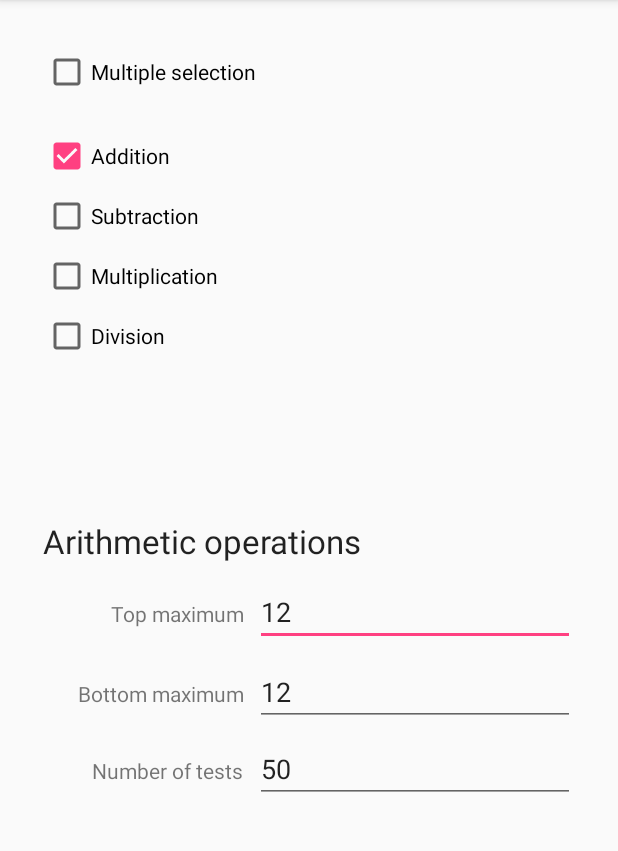
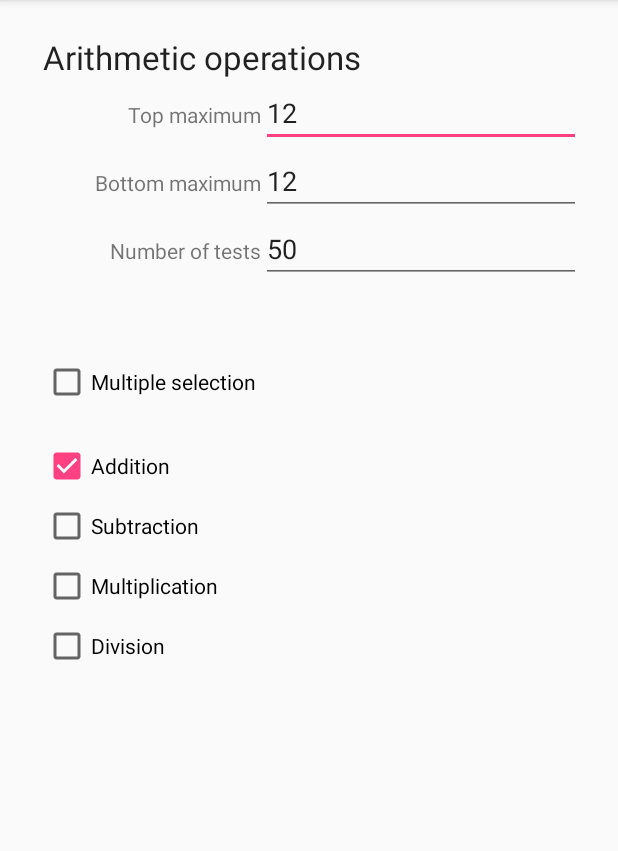
Before and after one commit to blackjackshellac/MathFlashCrashTestDummy, an Android app: the screen it shows after launch (OperationSelector), in the options menu, after a tap on "Restore ...", on a phone screen of 412 x 824 dp, the part 84-935 px from its top. Run offline under Robolectric (Android 15) with nearby library versions, the phone set to English and light mode, and no system bars.

Commit message:
* experimenting with the GridLayout to improve the look of the layouts

```diff
--- a/app/src/main/java/com/oneguycoding/mathflashcrashtestdummy/MainActivity.java
+++ b/app/src/main/java/com/oneguycoding/mathflashcrashtestdummy/MainActivity.java
@@ -13,6 +13,7 @@ import android.net.Uri;
 import android.os.Bundle;
 import android.support.annotation.NonNull;
 import android.support.v7.app.AppCompatActivity;
+import android.support.v7.widget.GridLayoutManager;
 import android.support.v7.widget.PopupMenu;
 import android.util.Log;
 import android.view.KeyEvent;
@@ -21,6 +22,8 @@ import android.view.MenuItem;
 import android.view.View;
 import android.view.ViewGroup;
 import android.view.inputmethod.EditorInfo;
+import android.widget.Button;
+import android.widget.GridLayout;
 import android.widget.ImageView;
 import android.widget.ProgressBar;
 import android.widget.TextView;
@@ -200,6 +203,18 @@ public class MainActivity extends AppCompatActivity /* implements
 
 		});
 
+		final GridLayout keyboard = (GridLayout) findViewById(R.id.keyboard_grid_layout);
+		for (int i=0; i < keyboard.getChildCount(); i++) {
+			Button keyboard_button = (Button) keyboard.getChildAt(i);
+			keyboard_button.setOnClickListener(new View.OnClickListener() {
+
+				@Override
+				public void onClick(View view) {
+					keyboardClick(view);
+				}
+			});
+		}
+
 		// OnClickListener for the operation image (+, -, x, /)
 		findViewById(R.id.imageOperation).setOnClickListener(
 			new View.OnClickListener() {
@@ -239,6 +254,12 @@ public class MainActivity extends AppCompatActivity /* implements
 			Log.i("STORAGE", "Public storage is writable: "+public_storage.getAbsolutePath());
 		}
 */
+	}
+
+	public void keyboardClick(View view) {
+		Button b = (Button)view;
+		String txt = b.getText().toString();
+		AndroidUtil.showToast(this, "Someone clicked id="+txt, Toast.LENGTH_SHORT);
 	}
 
 	@Override // android recommended class to handle permissions
--- a/app/src/main/res/layout-land/activity_operation_selector.xml
+++ b/app/src/main/res/layout-land/activity_operation_selector.xml
@@ -14,7 +14,7 @@
         android:text="@string/text_arithmetic_operations"
         android:textAppearance="@android:style/TextAppearance.Material.Large"
         android:layout_marginLeft="8dp"
-        app:layout_constraintLeft_toLeftOf="@+id/guideline5"
+        app:layout_constraintLeft_toLeftOf="@+id/guideline_v95"
         app:layout_constraintRight_toLeftOf="@+id/guideline14"
         android:layout_marginRight="8dp"
         app:layout_constraintTop_toTopOf="parent"
@@ -31,7 +31,7 @@
         android:layout_marginTop="24dp"
         app:layout_constraintTop_toBottomOf="@+id/textView4"
         android:layout_marginLeft="8dp"
-        app:layout_constraintLeft_toLeftOf="@+id/guideline5"
+        app:layout_constraintLeft_toLeftOf="@+id/guideline_v95"
         app:layout_constraintRight_toLeftOf="@+id/numTopMax"
         android:layout_marginRight="8dp"
         app:layout_constraintHorizontal_bias="0.0"/>
@@ -55,7 +55,7 @@
         android:textAlignment="textEnd"
         android:textAppearance="@android:style/TextAppearance.Material.Small"
         android:layout_marginLeft="8dp"
-        app:layout_constraintLeft_toLeftOf="@+id/guideline5"
+        app:layout_constraintLeft_toLeftOf="@+id/guideline_v95"
         app:layout_constraintRight_toLeftOf="@+id/numBotMax"
         android:layout_marginRight="8dp"
         app:layout_constraintHorizontal_bias="0.0"
@@ -82,8 +82,8 @@
         android:layout_marginRight="8dp"
         android:layout_marginTop="32dp"
         android:text="@string/stringMultiple"
-        app:layout_constraintLeft_toLeftOf="@+id/guideline6"
-        app:layout_constraintRight_toLeftOf="@+id/guideline5"
+        app:layout_constraintLeft_toLeftOf="@+id/guideline_v05"
+        app:layout_constraintRight_toLeftOf="@+id/guideline_v95"
         app:layout_constraintTop_toTopOf="parent"
         android:onClick="onCheckboxClicked"/>
 
@@ -93,8 +93,8 @@
         android:layout_height="wrap_content"
         android:text="@string/stringPlus"
         android:layout_marginLeft="8dp"
-        app:layout_constraintLeft_toLeftOf="@+id/guideline6"
-        app:layout_constraintRight_toLeftOf="@+id/guideline5"
+        app:layout_constraintLeft_toLeftOf="@+id/guideline_v05"
+        app:layout_constraintRight_toLeftOf="@+id/guideline_v95"
         android:layout_marginRight="8dp"
         app:layout_constraintHorizontal_bias="0.0"
         android:layout_marginTop="24dp"
@@ -107,15 +107,15 @@
         android:layout_height="wrap_content"
         android:text="@string/stringMinus"
         android:layout_marginLeft="8dp"
-        app:layout_constraintLeft_toLeftOf="@+id/guideline6"
-        app:layout_constraintRight_toLeftOf="@+id/guideline5"
+        app:layout_constraintLeft_toLeftOf="@+id/guideline_v05"
+        app:layout_constraintRight_toLeftOf="@+id/guideline_v95"
         android:layout_marginRight="8dp"
         android:layout_marginTop="8dp"
         app:layout_constraintTop_toBottomOf="@+id/checkPlus"
         android:onClick="onCheckboxClicked"/>
 
     <android.support.constraint.Guideline
-        android:id="@+id/guideline5"
+        android:id="@+id/guideline_v95"
         android:layout_width="wrap_content"
         android:layout_height="wrap_content"
         android:orientation="vertical"
@@ -125,7 +125,7 @@
     <android.support.constraint.Guideline
         android:layout_width="wrap_content"
         android:layout_height="wrap_content"
-        android:id="@+id/guideline6"
+        android:id="@+id/guideline_v05"
         android:orientation="vertical"
         app:layout_constraintGuide_percent="0.05"/>
 
@@ -137,8 +137,8 @@
         android:layout_marginRight="8dp"
         android:layout_marginTop="8dp"
         android:text="@string/stringMultiplication"
-        app:layout_constraintLeft_toLeftOf="@+id/guideline6"
-        app:layout_constraintRight_toLeftOf="@+id/guideline5"
+        app:layout_constraintLeft_toLeftOf="@+id/guideline_v05"
+        app:layout_constraintRight_toLeftOf="@+id/guideline_v95"
         app:layout_constraintTop_toBottomOf="@+id/checkMinus"
         android:onClick="onCheckboxClicked"/>
 
@@ -150,15 +150,15 @@
         android:layout_marginRight="8dp"
         android:layout_marginTop="8dp"
         android:text="@string/stringDivision"
-        app:layout_constraintLeft_toLeftOf="@+id/guideline6"
-        app:layout_constraintRight_toLeftOf="@+id/guideline5"
+        app:layout_constraintLeft_toLeftOf="@+id/guideline_v05"
+        app:layout_constraintRight_toLeftOf="@+id/guideline_v95"
         app:layout_constraintTop_toBottomOf="@+id/checkMult"
         android:onClick="onCheckboxClicked"/>
 
     <android.support.constraint.Guideline
         android:layout_width="wrap_content"
         android:layout_height="wrap_content"
-        android:id="@+id/guideline10"
+        android:id="@+id/guideline_h02"
         android:orientation="horizontal"
         app:layout_constraintGuide_percent="0.45"/>
 
@@ -179,7 +179,7 @@
         app:layout_constraintRight_toLeftOf="@+id/numTestMax"
         app:layout_constraintTop_toBottomOf="@+id/textViewBotMax"
         android:layout_marginLeft="8dp"
-        app:layout_constraintLeft_toLeftOf="@+id/guideline5"
+        app:layout_constraintLeft_toLeftOf="@+id/guideline_v95"
         app:layout_constraintHorizontal_bias="0.0"/>
 
     <EditText
--- a/app/src/main/res/layout/activity_operation_selector.xml
+++ b/app/src/main/res/layout/activity_operation_selector.xml
@@ -7,42 +7,76 @@
     android:layout_height="match_parent"
     tools:context="com.oneguycoding.mathflashcrashtestdummy.OperationSelector">
 
-    <TextView
-        android:id="@+id/textView3"
+    <GridLayout
         android:layout_width="0dp"
-        android:layout_height="wrap_content"
+        android:layout_height="0dp"
+        android:layout_gravity="center"
+        android:layout_marginBottom="8dp"
         android:layout_marginLeft="8dp"
         android:layout_marginRight="8dp"
-        android:layout_marginTop="34dp"
-        android:text="@string/text_bot_max"
-        android:textAlignment="textEnd"
-        android:textAppearance="@android:style/TextAppearance.Material.Small"
-        app:layout_constraintLeft_toLeftOf="@+id/guideline6"
-        app:layout_constraintRight_toLeftOf="@+id/numBotMax"
-        app:layout_constraintTop_toBottomOf="@+id/textView2"
-        app:layout_constraintHorizontal_bias="0.482"/>
+        android:layout_marginTop="8dp"
+        android:columnCount="4"
+        android:rowCount="4"
+        android:orientation="horizontal"
+        app:layout_constraintBottom_toBottomOf="parent"
+        app:layout_constraintHorizontal_bias="0.0"
+        app:layout_constraintLeft_toLeftOf="@+id/guideline_v05"
+        app:layout_constraintRight_toLeftOf="@+id/guideline_v95"
+        app:layout_constraintTop_toTopOf="@+id/guideline_h02"
+        app:layout_constraintVertical_bias="0.0"
+        >
+
+        <!--row 0 -->
+        <TextView
+            android:layout_columnSpan="4"
+            android:layout_gravity="start"
+            android:text="@string/text_arithmetic_operations"
+            android:textAppearance="@android:style/TextAppearance.Material.Large"
+            />
+
+        <!-- row 1 -->
+        <TextView
+            android:layout_columnSpan="3"
+            android:layout_gravity="end"
+            android:text="@string/text_top_max"
+            />
 
         <EditText
             android:id="@+id/numTopMax"
-        android:layout_width="0dp"
-        android:layout_height="wrap_content"
+            android:layout_columnSpan="1"
             android:ems="10"
             android:hint="@string/hint_top_max"
-        android:inputType="number"
-        app:layout_constraintBaseline_toBaselineOf="@+id/textView2"
-        app:layout_constraintRight_toLeftOf="@+id/guideline5"
-        android:layout_marginRight="8dp"/>
+            android:inputType="number"/>
+
+        <!-- row 2 -->
+        <TextView
+            android:layout_columnSpan="3"
+            android:layout_gravity="end"
+            android:text="@string/text_bot_max"
+            />
 
         <EditText
             android:id="@+id/numBotMax"
-        android:layout_width="0dp"
-        android:layout_height="wrap_content"
+            android:layout_columnSpan="1"
             android:ems="10"
             android:hint="@string/hint_bot_max"
-        android:inputType="number"
-        app:layout_constraintBaseline_toBaselineOf="@+id/textView3"
-        app:layout_constraintRight_toLeftOf="@+id/guideline5"
-        android:layout_marginRight="8dp"/>
+            android:inputType="number"/>
+
+        <!-- row 3 -->
+        <TextView
+            android:layout_columnSpan="3"
+            android:layout_gravity="end"
+            android:text="@string/test_max_num"
+            />
+
+        <EditText
+            android:id="@+id/numTestMax"
+            android:layout_columnSpan="1"
+            android:labelFor="@id/numTestMax"
+            android:ems="10"
+            android:inputType="number"/>
+
+    </GridLayout>
 
     <CheckBox
         android:id="@+id/checkMultiple"
@@ -50,12 +84,15 @@
         android:layout_height="wrap_content"
         android:layout_marginLeft="8dp"
         android:layout_marginRight="8dp"
-        android:layout_marginTop="32dp"
         android:text="@string/stringMultiple"
-        app:layout_constraintLeft_toLeftOf="@+id/guideline6"
-        app:layout_constraintRight_toLeftOf="@+id/guideline5"
-        app:layout_constraintTop_toTopOf="parent"
-        android:onClick="onCheckboxClicked"/>
+        app:layout_constraintLeft_toLeftOf="@+id/guideline_v05"
+        app:layout_constraintRight_toLeftOf="@+id/guideline_v95"
+        android:onClick="onCheckboxClicked"
+        app:layout_constraintHorizontal_bias="0.0"
+        app:layout_constraintTop_toTopOf="@+id/guideline_h30"
+        android:layout_marginTop="8dp"
+        android:layout_marginStart="8dp"
+        android:layout_marginEnd="8dp"/>
 
     <CheckBox
         android:id="@+id/checkPlus"
@@ -63,13 +100,15 @@
         android:layout_height="wrap_content"
         android:text="@string/stringPlus"
         android:layout_marginLeft="8dp"
-        app:layout_constraintLeft_toLeftOf="@+id/guideline6"
-        app:layout_constraintRight_toLeftOf="@+id/guideline5"
+        app:layout_constraintLeft_toLeftOf="@+id/guideline_v05"
+        app:layout_constraintRight_toLeftOf="@+id/guideline_v95"
         android:layout_marginRight="8dp"
         app:layout_constraintHorizontal_bias="0.0"
         android:layout_marginTop="24dp"
         app:layout_constraintTop_toBottomOf="@+id/checkMultiple"
-        android:onClick="onCheckboxClicked"/>
+        android:onClick="onCheckboxClicked"
+        android:layout_marginStart="8dp"
+        android:layout_marginEnd="8dp"/>
 
     <CheckBox
         android:id="@+id/checkMinus"
@@ -77,26 +116,14 @@
         android:layout_height="wrap_content"
         android:text="@string/stringMinus"
         android:layout_marginLeft="8dp"
-        app:layout_constraintLeft_toLeftOf="@+id/guideline6"
-        app:layout_constraintRight_toLeftOf="@+id/guideline5"
+        app:layout_constraintLeft_toLeftOf="@+id/guideline_v05"
+        app:layout_constraintRight_toLeftOf="@+id/guideline_v95"
         android:layout_marginRight="8dp"
         android:layout_marginTop="8dp"
         app:layout_constraintTop_toBottomOf="@+id/checkPlus"
-        android:onClick="onCheckboxClicked"/>
-
-    <android.support.constraint.Guideline
-        android:layout_width="wrap_content"
-        android:layout_height="wrap_content"
-        android:id="@+id/guideline5"
-        android:orientation="vertical"
-        app:layout_constraintGuide_percent="0.95"/>
-
-    <android.support.constraint.Guideline
-        android:layout_width="wrap_content"
-        android:layout_height="wrap_content"
-        android:id="@+id/guideline6"
-        android:orientation="vertical"
-        app:layout_constraintGuide_percent="0.05"/>
+        android:onClick="onCheckboxClicked"
+        android:layout_marginStart="8dp"
+        android:layout_marginEnd="8dp"/>
 
     <CheckBox
         android:id="@+id/checkMult"
@@ -106,10 +133,12 @@
         android:layout_marginRight="8dp"
         android:layout_marginTop="8dp"
         android:text="@string/stringMultiplication"
-        app:layout_constraintLeft_toLeftOf="@+id/guideline6"
-        app:layout_constraintRight_toLeftOf="@+id/guideline5"
+        app:layout_constraintLeft_toLeftOf="@+id/guideline_v05"
+        app:layout_constraintRight_toLeftOf="@+id/guideline_v95"
         app:layout_constraintTop_toBottomOf="@+id/checkMinus"
-        android:onClick="onCheckboxClicked"/>
+        android:onClick="onCheckboxClicked"
+        android:layout_marginStart="8dp"
+        android:layout_marginEnd="8dp"/>
 
     <CheckBox
         android:id="@+id/checkDivision"
@@ -119,63 +148,55 @@
         android:layout_marginRight="8dp"
         android:layout_marginTop="8dp"
         android:text="@string/stringDivision"
-        app:layout_constraintLeft_toLeftOf="@+id/guideline6"
-        app:layout_constraintRight_toLeftOf="@+id/guideline5"
+        app:layout_constraintLeft_toLeftOf="@+id/guideline_v05"
+        app:layout_constraintRight_toLeftOf="@+id/guideline_v95"
         app:layout_constraintTop_toBottomOf="@+id/checkMult"
-        android:onClick="onCheckboxClicked"/>
+        android:onClick="onCheckboxClicked"
+        android:layout_marginStart="8dp"
+        android:layout_marginEnd="8dp"/>
 
     <android.support.constraint.Guideline
         android:layout_width="wrap_content"
         android:layout_height="wrap_content"
-        android:id="@+id/guideline10"
-        android:orientation="horizontal"
-        app:layout_constraintGuide_percent="0.44"/>
+        android:id="@+id/guideline_v95"
+        android:orientation="vertical"
+        app:layout_constraintGuide_percent="0.96"
+        tools:layout_editor_absoluteY="0dp"
+        tools:layout_editor_absoluteX="395dp"/>
 
-    <TextView
-        android:id="@+id/textView"
+    <android.support.constraint.Guideline
         android:layout_width="wrap_content"
         android:layout_height="wrap_content"
-        android:layout_marginTop="8dp"
-        android:text="@string/text_arithmetic_operations"
-        android:textAppearance="@android:style/TextAppearance.Material.Large"
-        app:layout_constraintTop_toTopOf="@+id/guideline10"
-        android:layout_marginLeft="8dp"
-        app:layout_constraintLeft_toLeftOf="@+id/guideline6"/>
+        android:id="@+id/guideline_v05"
+        android:orientation="vertical"
+        app:layout_constraintGuide_percent="0.05"
+        tools:layout_editor_absoluteY="0dp"
+        tools:layout_editor_absoluteX="21dp"/>
 
-    <TextView
-        android:id="@+id/textView2"
-        android:layout_width="0dp"
-        android:layout_height="wrap_content"
-        android:layout_marginLeft="8dp"
-        android:layout_marginRight="8dp"
-        android:layout_marginTop="24dp"
-        android:text="@string/text_top_max"
-        android:textAlignment="textEnd"
-        android:textAppearance="@android:style/TextAppearance.Material.Small"
-        app:layout_constraintLeft_toLeftOf="@+id/guideline6"
-        app:layout_constraintRight_toLeftOf="@+id/numTopMax"
-        app:layout_constraintTop_toBottomOf="@+id/textView"
-        app:layout_constraintHorizontal_bias="0.0"/>
-
-    <TextView
-        android:id="@+id/textView6"
+    <android.support.constraint.Guideline
         android:layout_width="wrap_content"
         android:layout_height="wrap_content"
-        android:layout_marginRight="8dp"
-        android:layout_marginTop="32dp"
-        android:text="@string/test_max_num"
-        android:textAlignment="textEnd"
-        app:layout_constraintRight_toLeftOf="@+id/numTestMax"
-        app:layout_constraintTop_toBottomOf="@+id/textView3"/>
+        android:id="@+id/guideline_h02"
+        android:orientation="horizontal"
+        app:layout_constraintGuide_percent="0.02"
+        tools:layout_editor_absoluteY="12dp"
+        tools:layout_editor_absoluteX="0dp"/>
 
-    <EditText
-        android:id="@+id/numTestMax"
+    <android.support.constraint.Guideline
         android:layout_width="wrap_content"
         android:layout_height="wrap_content"
-        android:ems="10"
-        android:inputType="number"
-        app:layout_constraintBaseline_toBaselineOf="@+id/textView6"
-        app:layout_constraintRight_toLeftOf="@+id/guideline5"
-        android:layout_marginRight="8dp"/>
+        android:id="@+id/guideline_h30"
+        android:orientation="horizontal"
+        app:layout_constraintGuide_percent="0.3"
+        tools:layout_editor_absoluteY="181dp"
+        tools:layout_editor_absoluteX="0dp"/>
+
+    <android.support.constraint.Guideline
+        android:layout_width="wrap_content"
+        android:layout_height="wrap_content"
+        android:id="@+id/guideline_h75"
+        app:layout_constraintGuide_percent="0.7"
+        android:orientation="horizontal"
+        />
 
 </android.support.constraint.ConstraintLayout>
```
Also changed, not shown: app/src/main/res/layout/activity_main.xml (+11 -0 lines), app/src/main/res/layout/keyboard_layout.xml (added, +111 -0 lines), app/src/main/res/values/strings.xml (+11 -0 lines), 1 other file. Lines whose indentation alone changed are shown as unchanged.
